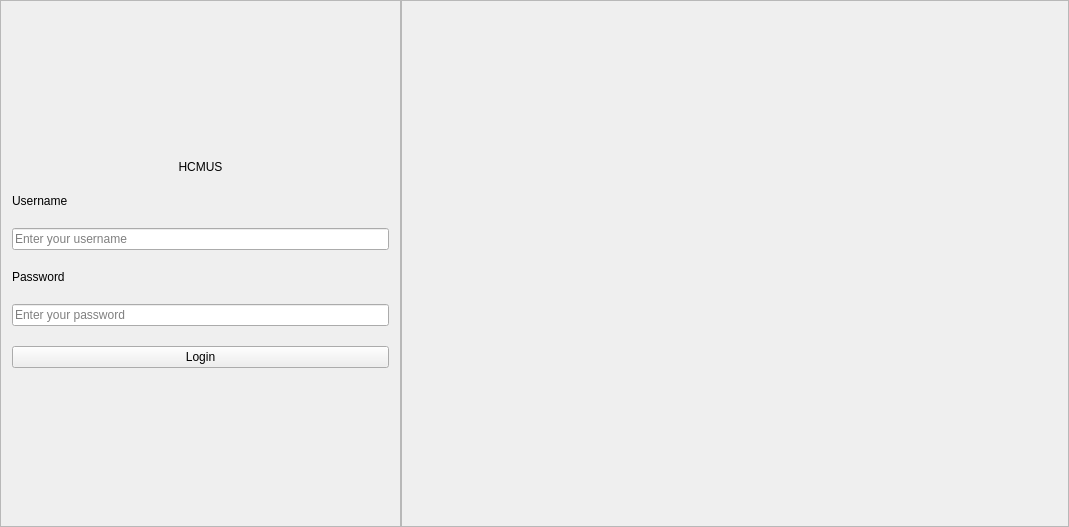
Qt form src/view/Login_View.ui (vttaan/OOP---Management-Application-Project) before a commit.
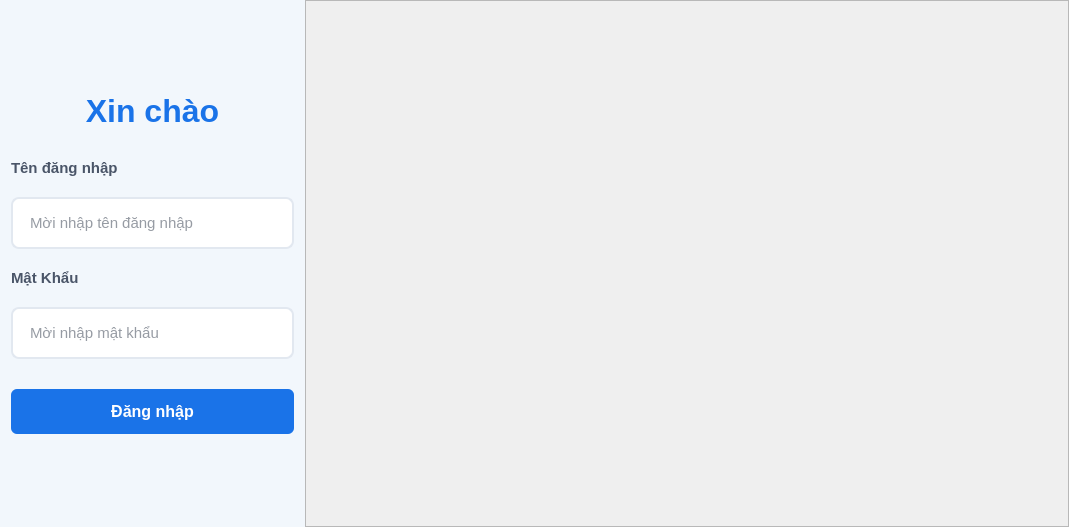
The same form after that commit.

Commit message: change UI login_View

```diff
--- a/src/view/Login_View.ui
+++ b/src/view/Login_View.ui
@@ -13,7 +13,7 @@
   <property name="windowTitle">
    <string>Login_View</string>
   </property>
-  <layout class="QHBoxLayout" name="horizontalLayout" stretch="3,5">
+  <layout class="QHBoxLayout" name="horizontalLayout" stretch="2,5">
    <property name="spacing">
     <number>0</number>
    </property>
@@ -31,54 +31,114 @@
    </property>
    <item>
     <widget class="QFrame" name="frmLoginLeft">
+     <property name="styleSheet">
+      <string notr="true">QFrame#frmLoginLeft {
+    background-color: #f2f7fc;
+    border: none;
+}
+QLabel {
+    font-size: 15px;
+    color: #4a5568;
+    font-weight: 500;
+}
+QLabel#lblTitle {
+    font-size: 32px;
+    font-weight: 900;
+    color: #1a73e8;
+    margin-bottom: 10px;
+}
+QLineEdit {
+    min-height: 48px;
+    border: 2px solid #e2e8f0;
+    border-radius: 8px;
+    padding: 0 15px;
+    font-size: 15px;
+    background-color: #ffffff;
+    color: #2d3748;
+}
+QLineEdit:hover {
+    border: 2px solid #cbd5e0;
+}
+QLineEdit:focus {
+    border: 2px solid #1a73e8;
+    background-color: #ffffff;
+}
+QPushButton#btnLogin {
+    min-height: 45px;
+    background-color: #1a73e8;
+    color: #ffffff;
+    font-size: 16px;
+    font-weight: bold;
+    border-radius: 6px;
+    border: none;
+    margin-top: 10px;
+}
+QPushButton#btnLogin:hover {
+    background-color: #1557b0;
+}</string>
+     </property>
      <property name="frameShape">
       <enum>QFrame::Shape::StyledPanel</enum>
      </property>
      <property name="frameShadow">
       <enum>QFrame::Shadow::Raised</enum>
      </property>
-     <layout class="QGridLayout" name="gridLayout">
+     <layout class="QGridLayout" name="gridLayout" columnstretch="0,0">
       <property name="spacing">
        <number>20</number>
       </property>
-      <item row="1" column="0" colspan="2">
+      <item row="3" column="0" colspan="2">
+       <widget class="QLabel" name="lblUsername">
+        <property name="text">
+         <string>Tên đăng nhập</string>
+        </property>
+       </widget>
+      </item>
+      <item row="6" column="0" colspan="2">
+       <widget class="QLineEdit" name="txtLoginPassword">
+        <property name="text">
+         <string/>
+        </property>
+        <property name="placeholderText">
+         <string>Mời nhập mật khẩu</string>
+        </property>
+       </widget>
+      </item>
+      <item row="4" column="0" colspan="2">
+       <widget class="QLineEdit" name="txtLoginUsername">
+        <property name="text">
+         <string/>
+        </property>
+        <property name="placeholderText">
+         <string>Mời nhập tên đăng nhập</string>
+        </property>
+       </widget>
+      </item>
+      <item row="7" column="0" colspan="2">
+       <widget class="QPushButton" name="btnLogin">
+        <property name="text">
+         <string>Đăng nhập</string>
+        </property>
+       </widget>
+      </item>
+      <item row="2" column="0" colspan="2">
        <widget class="QLabel" name="lblTitle">
         <property name="text">
-         <string>HCMUS</string>
+         <string>Xin chào</string>
         </property>
         <property name="alignment">
          <set>Qt::AlignmentFlag::AlignCenter</set>
         </property>
        </widget>
       </item>
-      <item row="2" column="0" colspan="2">
-       <widget class="QLabel" name="lblUsername">
-        <property name="text">
-         <string>Username</string>
-        </property>
-       </widget>
-      </item>
-      <item row="4" column="0" colspan="2">
+      <item row="5" column="0" colspan="2">
        <widget class="QLabel" name="lblPassword">
         <property name="text">
-         <string>Password</string>
+         <string>Mật Khẩu</string>
         </property>
        </widget>
       </item>
-      <item row="0" column="1">
-       <spacer name="verticalSpacer">
-        <property name="orientation">
-         <enum>Qt::Orientation::Vertical</enum>
-        </property>
-        <property name="sizeHint" stdset="0">
-         <size>
-          <width>20</width>
-          <height>107</height>
-         </size>
-        </property>
-       </spacer>
-      </item>
-      <item row="7" column="1">
+      <item row="8" column="1">
        <spacer name="verticalSpacer_2">
         <property name="orientation">
          <enum>Qt::Orientation::Vertical</enum>
@@ -91,26 +151,21 @@
         </property>
        </spacer>
       </item>
-      <item row="5" column="0" colspan="2">
-       <widget class="QLineEdit" name="txtLoginPassword">
-        <property name="placeholderText">
-         <string>Enter your password</string>
+      <item row="1" column="0">
+       <spacer name="verticalSpacer">
+        <property name="orientation">
+         <enum>Qt::Orientation::Vertical</enum>
         </property>
-       </widget>
-      </item>
-      <item row="3" column="0" colspan="2">
-       <widget class="QLineEdit" name="txtLoginUsername">
-        <property name="placeholderText">
-         <string>Enter your username</string>
+        <property name="sizeType">
+         <enum>QSizePolicy::Policy::Expanding</enum>
         </property>
-       </widget>
-      </item>
-      <item row="6" column="0" colspan="2">
-       <widget class="QPushButton" name="btnLogin">
-        <property name="text">
-         <string>Login</string>
+        <property name="sizeHint" stdset="0">
+         <size>
+          <width>10</width>
+          <height>10</height>
+         </size>
         </property>
-       </widget>
+       </spacer>
       </item>
      </layout>
     </widget>
```
The commit also changes 6 other files.
